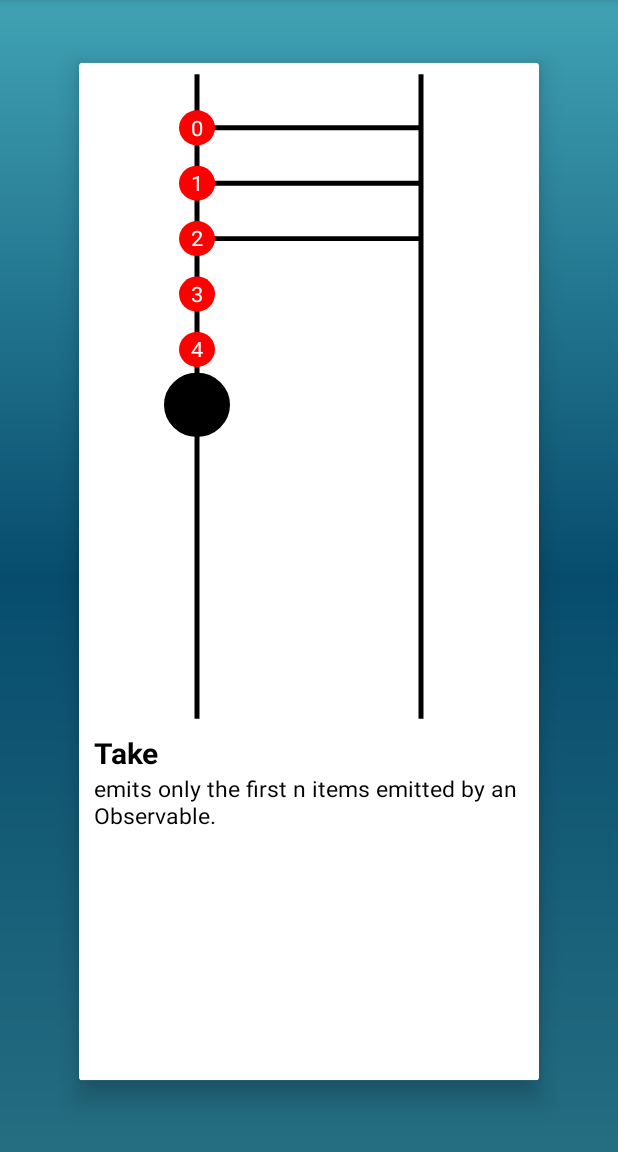
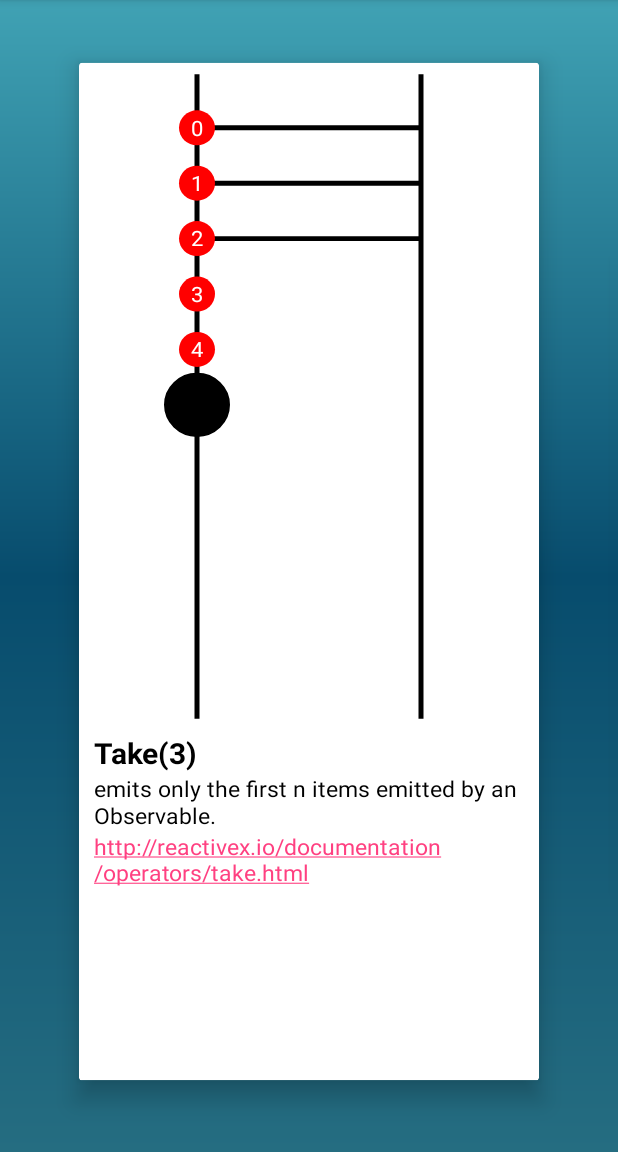
Before and after one commit to amanjeetsingh150/RxAnime, an Android app: the screen it shows after launch (MainActivity), on a phone screen of 412 x 824 dp, the part 84-1236 px from its top. Run offline under Robolectric (Android 15) with nearby library versions, the phone set to English and light mode, and no system bars.

Commit message:
feat: added link in operators

```diff
--- a/app/src/main/java/com/developers/rxanime/MainActivity.kt
+++ b/app/src/main/java/com/developers/rxanime/MainActivity.kt
@@ -22,11 +22,11 @@ class MainActivity : AppCompatActivity() {
         cardPagerAdapter = CardPagerAdapter()
 
         cardPagerAdapter.addItem(CardItem(getString(R.string.take_operator), getString(R.string.take_operator_desc),
-                StreamView(this)))
+                getString(R.string.take_operator_link), StreamView(this)))
         cardPagerAdapter.addItem(CardItem(getString(R.string.filter_operator), getString(R.string.filter_operator_desc),
-                StreamView(this)))
+                getString(R.string.filter_operator_link), StreamView(this)))
         cardPagerAdapter.addItem(CardItem(getString(R.string.skip_operator), getString(R.string.skip_operator_desc),
-                StreamView(this)))
+                getString(R.string.skip_operator_link), StreamView(this)))
 
         viewPager.pageMargin = dpToPixels(5, this).toInt()
         viewPager.setPageTransformer(false, CardsPagerTransformerBasic(5, 10, 0.6f))
--- a/app/src/main/java/com/developers/rxanime/model/CardItem.kt
+++ b/app/src/main/java/com/developers/rxanime/model/CardItem.kt
@@ -2,4 +2,5 @@ package com.developers.rxanime.model
 
 import android.view.View
 
-data class CardItem(val operatorName: String, val operatorDescription: String, val operatorVisualizer: View)
+data class CardItem(val operatorName: String, val operatorDescription: String,
+                    val operatorHtmlLink: String, val operatorVisualizer: View)
--- a/app/src/main/java/com/developers/rxanime/viewpager/CardPagerAdapter.kt
+++ b/app/src/main/java/com/developers/rxanime/viewpager/CardPagerAdapter.kt
@@ -20,6 +20,7 @@ class CardPagerAdapter : PagerAdapter() {
     private lateinit var cardView: CardView
     private lateinit var operatorTitleTextView: TextView
     private lateinit var operatorDescriptionTextView: TextView
+    private lateinit var operatorHtmlLinkTextView: TextView
 
 
     fun addItem(cardItem: CardItem) {
@@ -39,15 +40,17 @@ class CardPagerAdapter : PagerAdapter() {
         container.addView(view)
         cardView = view.findViewById(R.id.cardView)
         operatorTitleTextView = view.findViewById(R.id.operatorName)
+        operatorHtmlLinkTextView = view.findViewById(R.id.operatorHtmlLink)
         operatorDescriptionTextView = view.findViewById(R.id.operatorDescription)
         if (position > 0) {
             view.findViewById<StreamView>(R.id.streamView).setShouldReset(true)
         }
-        if(position==0){
+        if (position == 0) {
             view.findViewById<StreamView>(R.id.streamView).init()
         }
         cardView.maxCardElevation = baseElevation * MAX_ELEVATION_FACTOR
         operatorTitleTextView.text = dataList[position].operatorName
+        operatorHtmlLinkTextView.text = dataList[position].operatorHtmlLink
         operatorDescriptionTextView.text = dataList[position].operatorDescription
         return view
     }
--- a/app/src/main/res/layout/emmision_card_layout.xml
+++ b/app/src/main/res/layout/emmision_card_layout.xml
@@ -40,5 +40,17 @@
             android:textColor="@android:color/black"
             android:textSize="15sp"/>
 
+
+        <TextView
+            android:id="@+id/operatorHtmlLink"
+            android:layout_width="wrap_content"
+            android:layout_height="wrap_content"
+            android:layout_marginEnd="10dp"
+            android:layout_marginLeft="10dp"
+            android:layout_marginRight="10dp"
+            android:layout_marginStart="10dp"
+            android:autoLink="web"
+            android:linksClickable="true"
+            android:textSize="15sp"/>
     </LinearLayout>
 </android.support.v7.widget.CardView>
--- a/app/src/main/res/values/strings.xml
+++ b/app/src/main/res/values/strings.xml
@@ -1,10 +1,12 @@
 <resources>
     <string name="app_name">RxAnime</string>
-    <string name="filter_operator">Filter</string>
+    <string name="filter_operator">Filter (filter even emissions)</string>
     <string name="filter_operator_desc">emit only those items from an Observable that pass a predicate test.</string>
-    <string name="take_operator">Take</string>
+    <string name="filter_operator_link">http://reactivex.io/documentation/operators/filter.html</string>
+    <string name="take_operator">Take(3)</string>
     <string name="take_operator_desc">emits only the first n items emitted by an Observable.</string>
-    <string name="skip_operator">Skip</string>
+    <string name="take_operator_link">http://reactivex.io/documentation/operators/take.html</string>
+    <string name="skip_operator">Skip(3)</string>
     <string name="skip_operator_desc">suppress the first n items emitted by an Observable.</string>
-
+    <string name="skip_operator_link">http://reactivex.io/documentation/operators/skip.html</string>
 </resources>
```
Also changed, not shown: app/src/main/res/layout/fragment_filter.xml (deleted, +0 -14 lines), app/src/main/res/layout/fragment_skip.xml (deleted, +0 -14 lines), app/src/main/res/layout/fragment_take.xml (deleted, +0 -14 lines).
